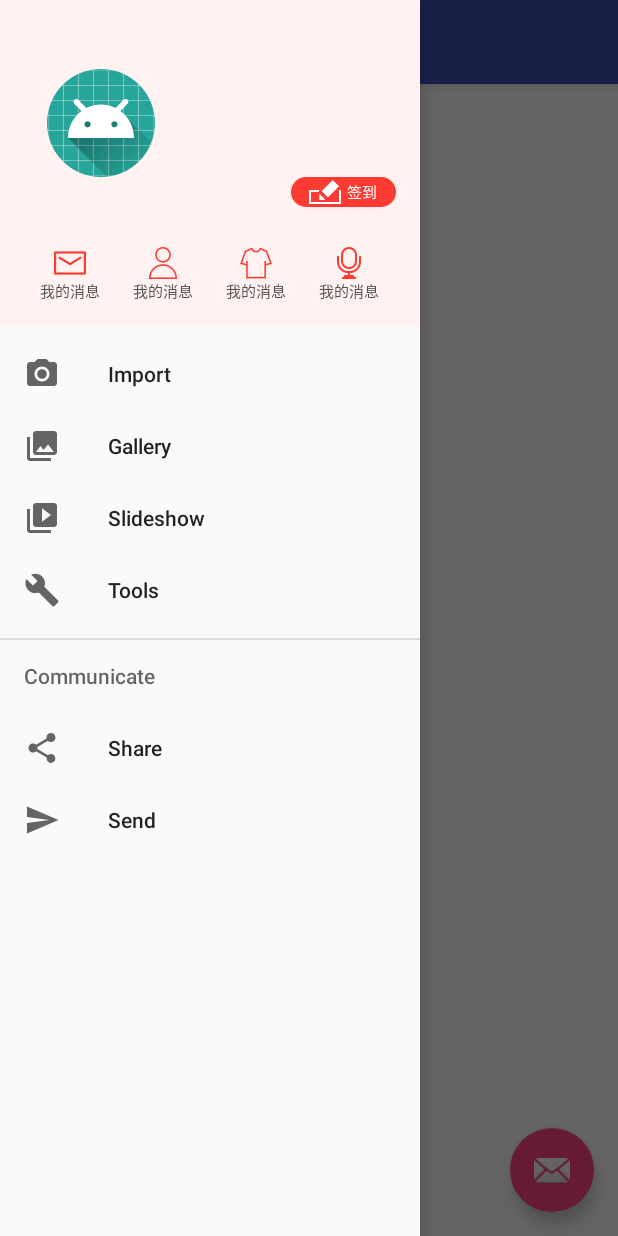
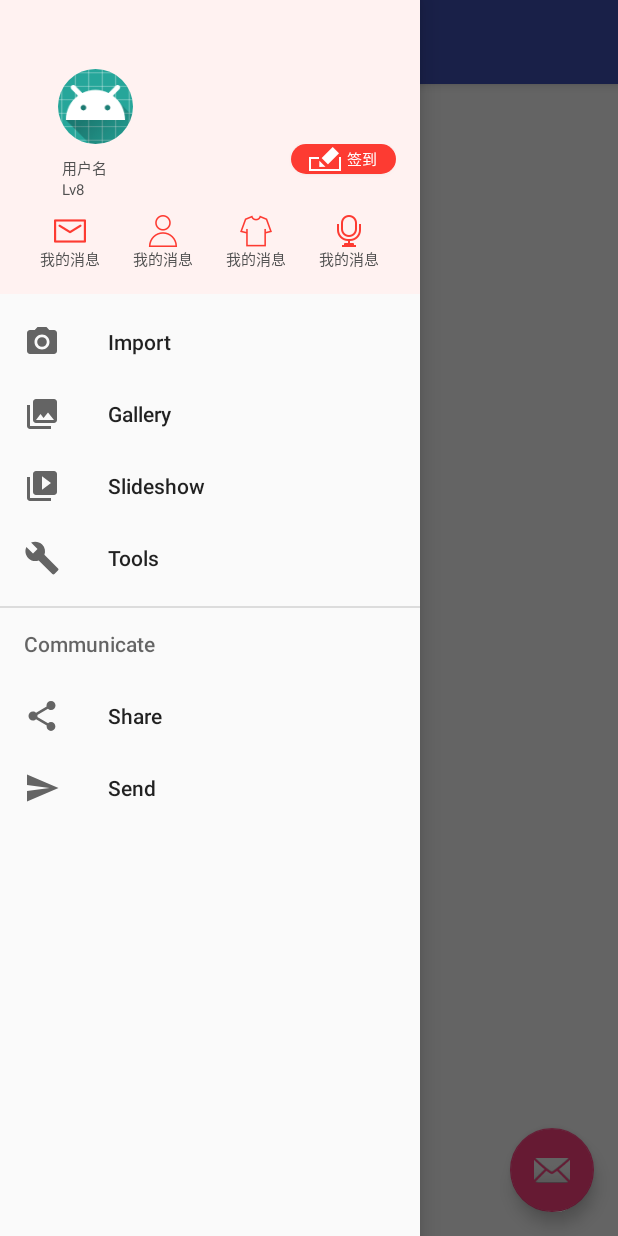
Before and after one commit to CopyBug/wynews, an Android app: the SickMusic screen opened directly, with no data from a screen before it, with the side drawer open, on a phone screen of 412 x 824 dp. Run offline under Robolectric (Android 15) with nearby library versions, the phone set to English and light mode, and no system bars; our stand-ins replace CircleImageView.

Commit message:
commit10

```diff
--- a/app/src/main/java/com/example/yt/myapplication/SickMusic.java
+++ b/app/src/main/java/com/example/yt/myapplication/SickMusic.java
@@ -13,15 +13,33 @@ import android.support.v7.app.AppCompatActivity;
 import android.support.v7.widget.Toolbar;
 import android.view.Menu;
 import android.view.MenuItem;
+import android.widget.Button;
+import android.widget.TextView;
+
+import de.hdodenhof.circleimageview.CircleImageView;
 
 public class SickMusic extends AppCompatActivity
         implements NavigationView.OnNavigationItemSelectedListener {
-  private   NavigationView navigationView ;
+    private CircleImageView imageView;
+    private TextView headerUsername;
+    private Button headerQiandao;
+    private TextView headerLeague;
+    private TextView headerMessage;
+    private TextView headerUser;
+    private TextView headerPifu;
+    private TextView headerVoice;
+
+
+    private   NavigationView navigationView ;
   private  Toolbar toolbar;
     @Override
     protected void onCreate(Bundle savedInstanceState) {
         super.onCreate(savedInstanceState);
         setContentView(R.layout.activity_sick_music);
+        initlayout();
+    }
+
+    private void initlayout() {
         toolbar = (Toolbar) findViewById(R.id.toolbar);
         setSupportActionBar(toolbar);
         DrawerLayout drawer = (DrawerLayout) findViewById(R.id.drawer_layout);
@@ -31,6 +49,14 @@ public class SickMusic extends AppCompatActivity
         toggle.syncState();
         navigationView= (NavigationView) findViewById(R.id.nav_view);
         navigationView.setNavigationItemSelectedListener(this);
+        imageView = (CircleImageView) findViewById(R.id.imageView);
+        headerUsername = (TextView) findViewById(R.id.header_username);
+        headerQiandao = (Button) findViewById(R.id.header_qiandao);
+        headerLeague = (TextView) findViewById(R.id.header_league);
+        headerMessage = (TextView) findViewById(R.id.header_message);
+        headerUser = (TextView) findViewById(R.id.header_user);
+        headerPifu = (TextView) findViewById(R.id.header_pifu);
+        headerVoice = (TextView) findViewById(R.id.header_voice);
     }
 
 
--- a/app/src/main/res/layout/nav_header_sick_music.xml
+++ b/app/src/main/res/layout/nav_header_sick_music.xml
@@ -1,10 +1,6 @@
 <?xml version="1.0" encoding="utf-8"?>
-<layout>
-    <data>
-        <variable
-            name="user"
-            type="com.example.yt.myapplication.entitys.Userinfo"></variable>
-    </data>
+
+
     <LinearLayout xmlns:android="http://schemas.android.com/apk/res/android"
         xmlns:app="http://schemas.android.com/apk/res-auto"
         android:layout_width="match_parent"
@@ -22,23 +18,28 @@
             android:paddingLeft="15dp"
             android:paddingTop="30dp"
             android:id="@+id/imageView"
-            android:layout_width="wrap_content"
-            android:layout_height="wrap_content"
+            android:layout_width="80dp"
+            android:elevation="10dp"
+            android:layout_height="80dp"
             android:contentDescription="@string/nav_header_desc"
 
             android:src="@mipmap/ic_launcher_round" />
 
         <RelativeLayout
+            android:paddingLeft="25dp"
             android:layout_width="match_parent"
             android:layout_height="wrap_content"
             android:orientation="horizontal">
             <TextView
+                style="@style/textfont"
                 android:layout_width="wrap_content"
                 android:layout_height="wrap_content"
                 android:paddingTop="@dimen/nav_header_vertical_spacing"
-                android:text="@{user.username}"
+                android:text="用户名"
+                android:id="@+id/header_username"
                 android:textAppearance="@style/TextAppearance.AppCompat.Body1" />
             <Button
+                android:id="@+id/header_qiandao"
                 android:drawablePadding="4dp"
                 android:paddingLeft="12dp"
                 android:drawableLeft="@mipmap/icon_qiandao"
@@ -52,10 +53,14 @@
         </RelativeLayout>
 
         <TextView
+            android:paddingLeft="25dp"
+            style="@style/textfont"
+            android:id="@+id/header_league"
             android:layout_width="wrap_content"
             android:layout_height="wrap_content"
-            android:text="@{user.leave}" />
+            android:text="Lv8" />
         <LinearLayout
+            android:layout_marginTop="10dp"
             android:layout_width="match_parent"
             android:layout_height="wrap_content"
             android:orientation="horizontal">
@@ -97,5 +102,3 @@
                 android:drawableTop="@mipmap/icon_voice"/>
         </LinearLayout>
     </LinearLayout>
-
-</layout>
```
